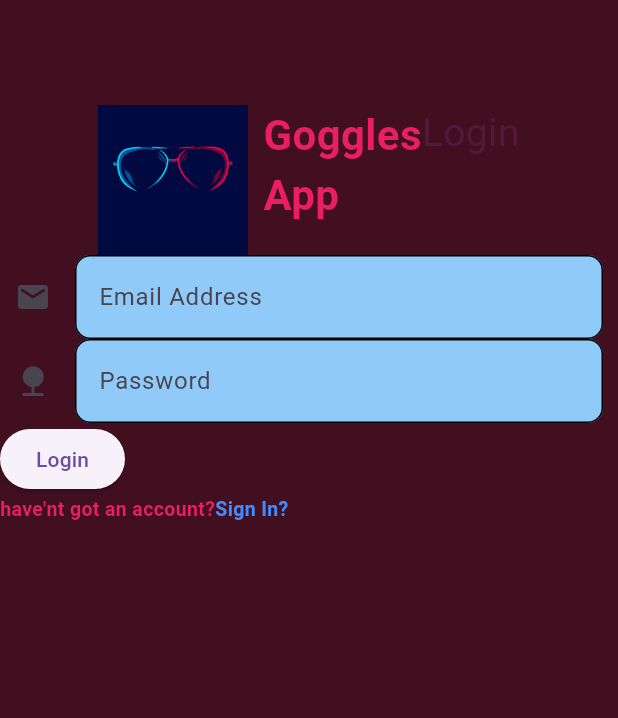
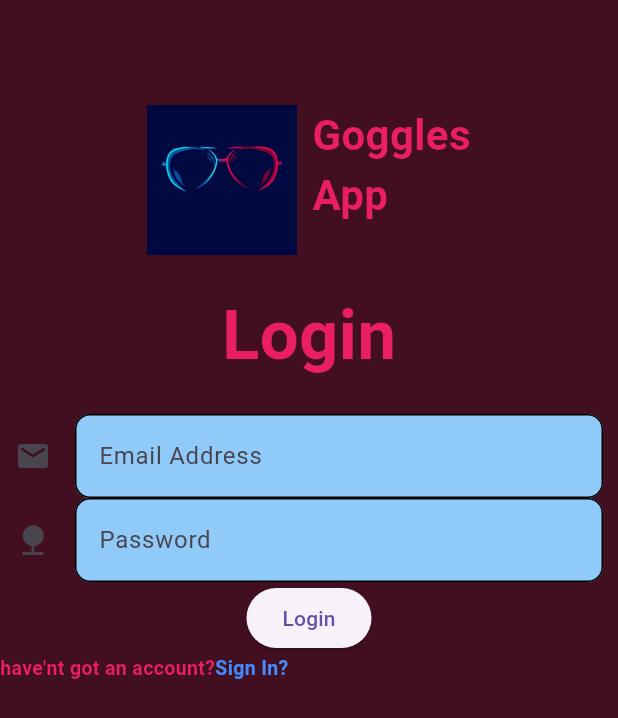
Before and after one commit to AbihaRiaz1703/Goggles-App, a Flutter app: the screen it shows after launch, on a phone screen of 412 x 824 dp. Shown: the top 718 px of the screen. Run offline on Flutter 3.47's test engine with Material 3 defaults, Android fonts, the phone set to English and light mode, and no system bars; Roboto replaces fonts that are missing (SourGummy).

Commit message:
test comment

```diff
--- a/lib/main.dart
+++ b/lib/main.dart
@@ -63,15 +63,24 @@ class _MyAppState extends State<MyApp> {
                         ),
                       ],
                     ),
-                    Center(
-                      child: Text('Login',
+                  ]),
+              const SizedBox(
+                height: 20,
+              ),
+              const Center(
+                child: Text(
+                  'Login',
                   style: TextStyle(
-                            color: Color.fromARGB(67, 129, 54, 122),
+                    color: Colors.pink,
                     fontFamily: 'SourGummy',
-                            fontSize: 26,
-                          )),
+                    fontSize: 46,
+                    fontWeight: FontWeight.bold,
                   ),
-                  ]),
+                ),
+              ),
+              const SizedBox(
+                height: 20,
+              ),
               Padding(
                 padding: const EdgeInsets.only(left: 10, right: 10),
                 child: TextFormField(
@@ -104,9 +113,11 @@ class _MyAppState extends State<MyApp> {
                       enabledBorder: OutlineInputBorder(
                           borderRadius: BorderRadius.circular(10),
                           borderSide: const BorderSide(color: Colors.black))),
+                  enabled: true,
                 ),
               ),
-              ElevatedButton(
+              Center(
+                child: ElevatedButton(
                   onPressed: () {
                     Navigator.push(
                       context,
@@ -117,25 +128,30 @@ class _MyAppState extends State<MyApp> {
                   },
                   child: const Text('Login'),
                 ),
+              ),
               const Row(
                 children: [
-                  Text(
+                  Center(
+                    child: Text(
                       'have\'nt got an account?',
-                    textAlign: TextAlign.justify,
+                      textAlign: TextAlign.center,
                       style: TextStyle(
                           fontFamily: 'SourGummy',
                           fontSize: 13,
                           color: Colors.pink,
                           fontWeight: FontWeight.bold),
                     ),
-                  Text(
+                  ),
+                  Center(
+                    child: Text(
                       'Sign In?',
-                    textAlign: TextAlign.justify,
+                      textAlign: TextAlign.center,
                       style: TextStyle(
                           fontFamily: 'SourGummy',
                           fontSize: 13,
                           color: Colors.blueAccent,
                           fontWeight: FontWeight.bold),
+                    ),
                   ),
                 ],
               ),
--- a/pubspec.yaml
+++ b/pubspec.yaml
@@ -73,7 +73,7 @@ flutter:
   fonts:
     - family: SourGummy-Italic-VariableFont_wdth,wght
       fonts:
-        - asset: SourGummy-Italic-VariableFont_wdth,wght.ttf
+        - asset: fonts/SourGummy-Italic-VariableFont_wdth,wght.ttf
 
   #
   # For details regarding fonts from package dependencies,
```
Lines whose indentation alone changed are shown as unchanged.
